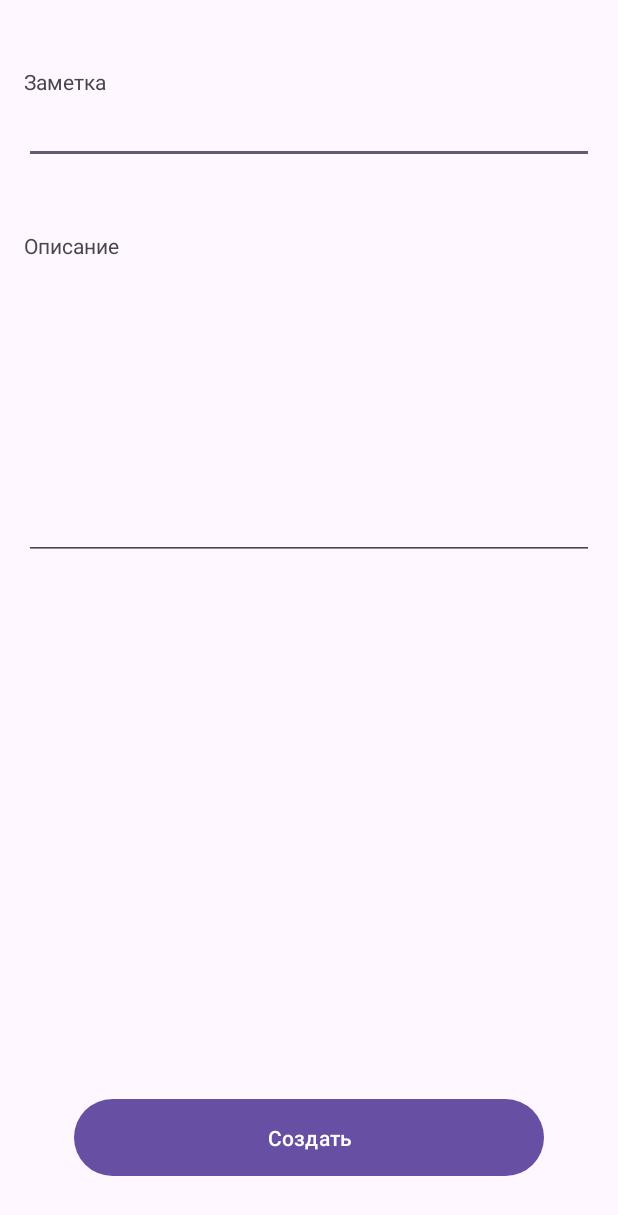
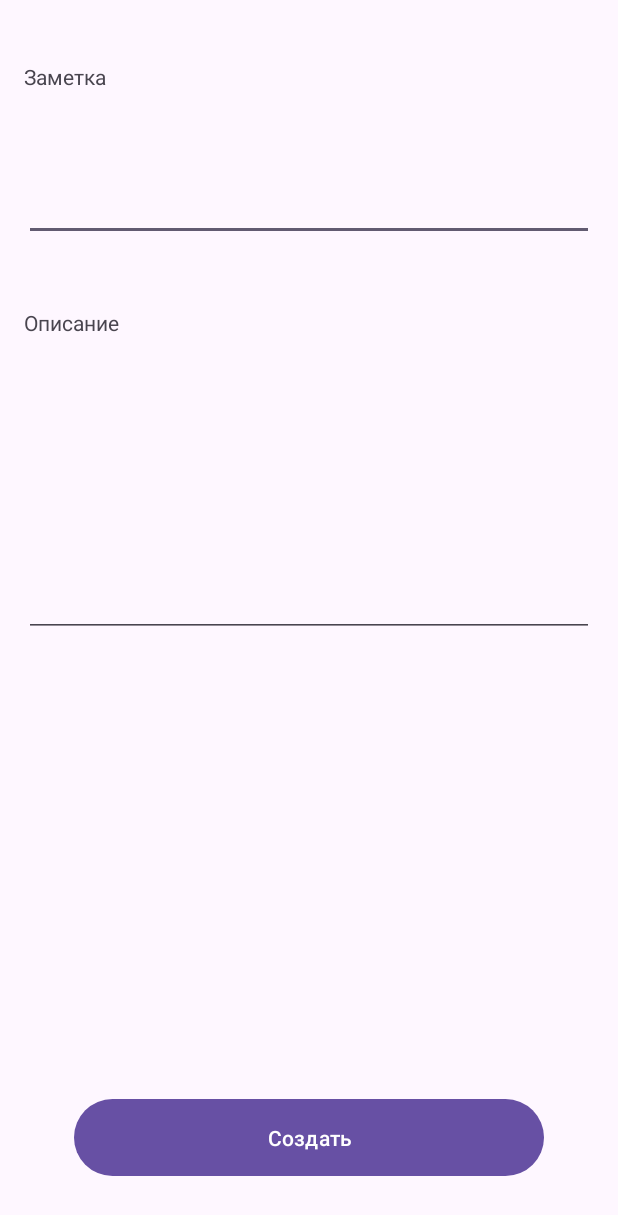
Before and after one commit to exgan/DataSeaApp, an Android app: the layout activity_create.xml on its own in the app's theme, with its tools: preview values and no code run, on a phone screen of 412 x 824 dp. Shown: the top 1215 px of the screen. Run offline under Robolectric (Android 15) with nearby library versions, the phone set to English and light mode, and no system bars.

Commit message:
5 commit

```diff
--- a/app/build.gradle.kts
+++ b/app/build.gradle.kts
@@ -34,6 +34,9 @@ android {
     kotlinOptions {
         jvmTarget = "1.8"
     }
+    buildFeatures{
+        viewBinding = true
+    }
 }
 
 dependencies {
@@ -42,6 +45,7 @@ dependencies {
     implementation("androidx.appcompat:appcompat:1.6.1")
     implementation("com.google.android.material:material:1.11.0")
     implementation("androidx.constraintlayout:constraintlayout:2.1.4")
+    implementation("androidx.activity:activity:1.8.0")
     testImplementation("junit:junit:4.13.2")
     androidTestImplementation("androidx.test.ext:junit:1.1.5")
     androidTestImplementation("androidx.test.espresso:espresso-core:3.5.1")
--- a/app/src/main/java/com/example/dataseaapp/сreate/Model/DbManager.kt
+++ b/app/src/main/java/com/example/dataseaapp/dataSea/Model/DbManager.kt
@@ -1,4 +1,4 @@
-package com.example.dataseaapp.сreate.Model
+/*package com.example.dataseaapp.сreate.Model
 
 import android.content.ContentValues
 import android.content.Context
@@ -43,4 +43,4 @@ class DbManager(context: Context) {
     fun closeDb(){
         DbHelper.close()
     }
-}
+}*/
--- /dev/null
+++ b/app/src/main/java/com/example/dataseaapp/dataSea/Note.kt
@@ -0,0 +1,3 @@
+package com.example.dataseaapp.dataSea
+
+data class Note (val id: Int, val title: String, val content: String)
--- a/app/src/main/res/layout/activity_create.xml
+++ b/app/src/main/res/layout/activity_create.xml
@@ -6,26 +6,17 @@
     android:layout_height="match_parent"
     tools:context=".CreateActivity">
 
-    <TextView
-        android:id="@+id/tv"
-        android:layout_width="0dp"
-        android:layout_height="0dp"
-        android:layout_marginTop="16dp"
-        android:layout_marginBottom="16dp"
-        app:layout_constraintBottom_toTopOf="@+id/button"
-        app:layout_constraintEnd_toEndOf="@+id/edContent"
-        app:layout_constraintStart_toStartOf="@+id/edContent"
-        app:layout_constraintTop_toBottomOf="@+id/edContent" />
-
     <EditText
         android:id="@+id/edTitle"
         android:layout_width="0dp"
-        android:layout_height="wrap_content"
+        android:layout_height="100dp"
         android:layout_marginStart="16dp"
-        android:layout_marginTop="64dp"
+        android:layout_marginTop="36dp"
         android:layout_marginEnd="16dp"
+        android:layout_marginBottom="20dp"
         android:ems="10"
         android:inputType="text"
+        app:layout_constraintBottom_toTopOf="@+id/textView3"
         app:layout_constraintEnd_toEndOf="parent"
         app:layout_constraintStart_toStartOf="parent"
         app:layout_constraintTop_toTopOf="parent" />
```
Also changed, not shown: app/src/main/AndroidManifest.xml (+9 -1 lines), app/src/main/java/com/example/dataseaapp/dataSea/CreateActivity.kt (added, +33 -0 lines), app/src/main/java/com/example/dataseaapp/dataSea/MainActivity.kt (added, +23 -0 lines), app/src/main/java/com/example/dataseaapp/dataSea/Model/Db.kt (added, +17 -0 lines), app/src/main/java/com/example/dataseaapp/dataSea/Model/DbHelper.kt (renamed from app/src/main/java/com/example/dataseaapp/сreate/Model/DbHelper.kt, +15 -2 lines), app/src/main/java/com/example/dataseaapp/сreate/CreateActivity.kt (deleted, +0 -37 lines), app/src/main/java/com/example/dataseaapp/сreate/Model/Db.kt (deleted, +0 -18 lines), app/src/main/res/layout/activity_main.xml (added, +20 -0 lines).
